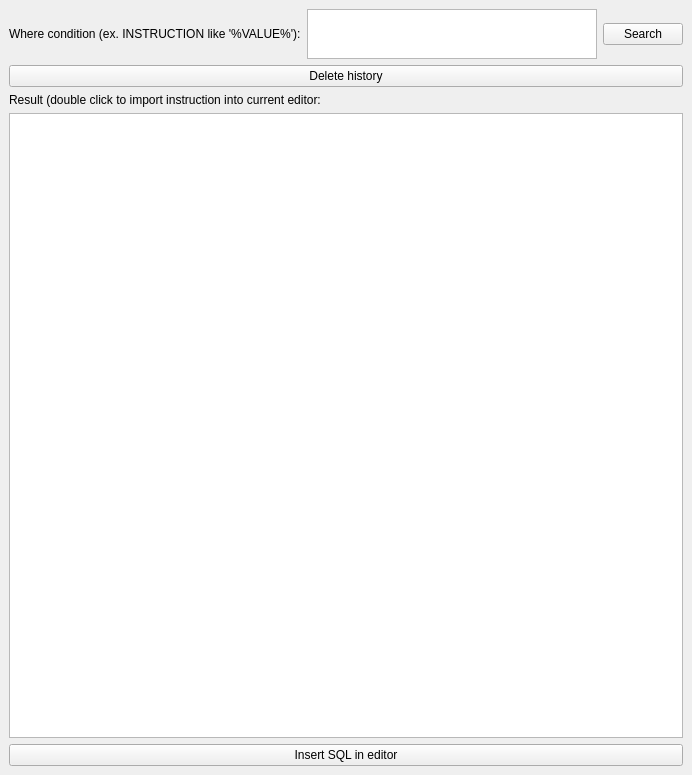
Qt form source/qtdesigner/history_ui.ui (MValaguz/MSql) before a commit.
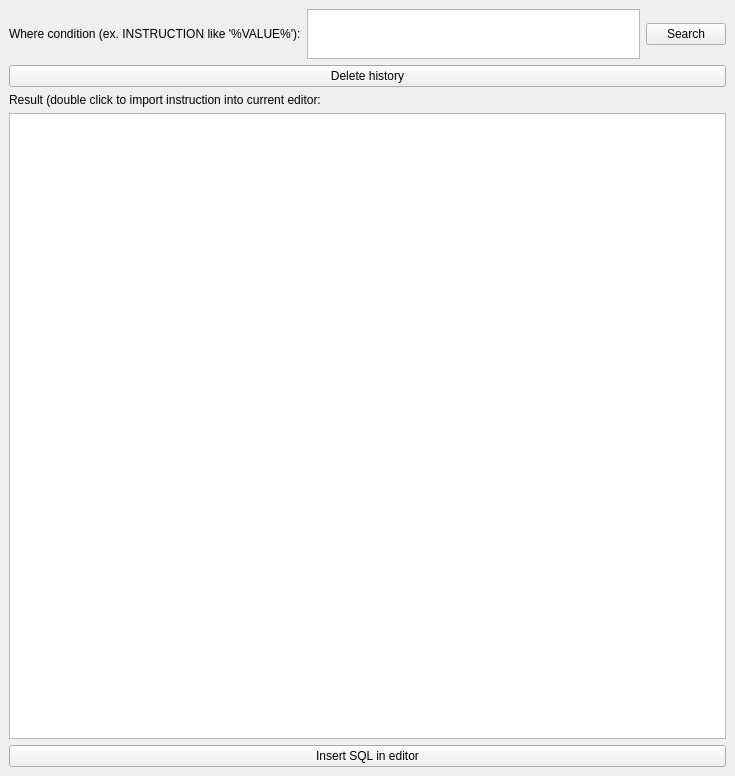
The same form after that commit. Icons and pictures are not drawn.

The edit to the form file:
```diff
--- a/source/qtdesigner/history_ui.ui
+++ b/source/qtdesigner/history_ui.ui
@@ -6,8 +6,8 @@
    <rect>
     <x>0</x>
     <y>0</y>
-    <width>692</width>
-    <height>775</height>
+    <width>735</width>
+    <height>776</height>
    </rect>
   </property>
   <property name="windowTitle">
```
